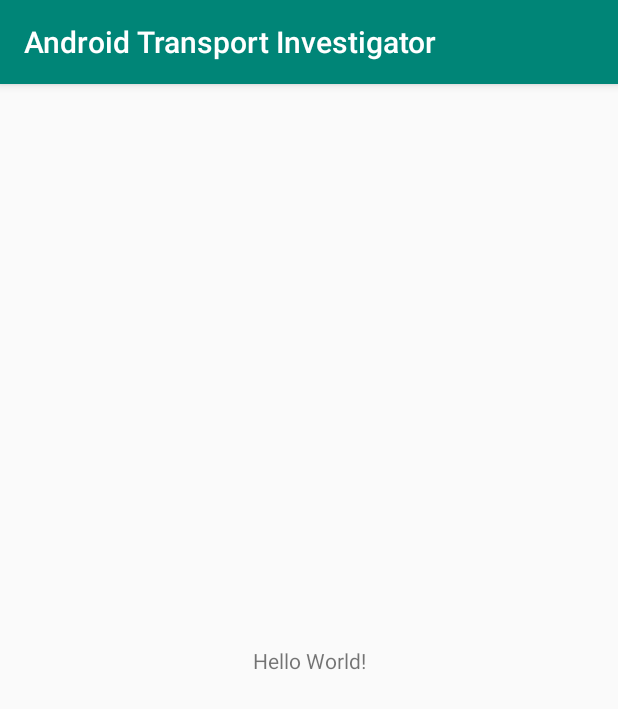
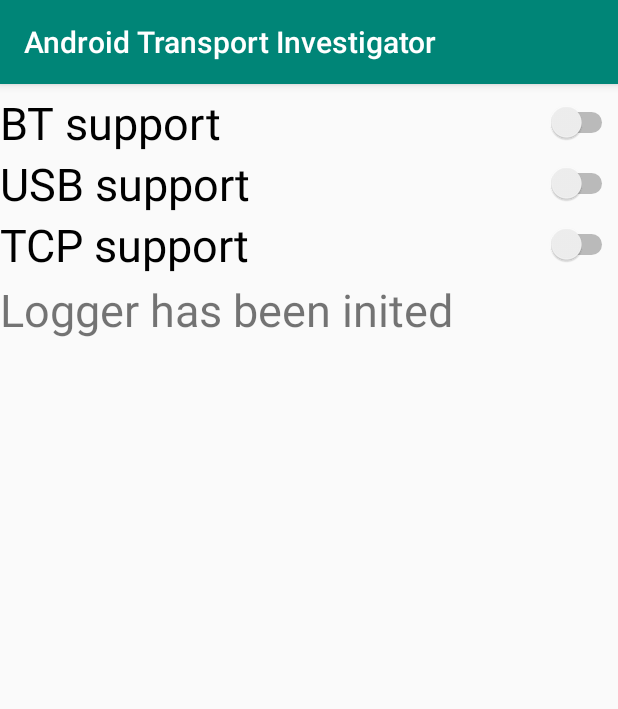
Before and after one commit to KVGrygoriev/AndroidTransportInvestigator, an Android app: the screen it shows after launch (MainActivity), on a phone screen of 412 x 824 dp. Shown: the top 709 px of the screen. Run offline under Robolectric (Android 15) with nearby library versions, the phone set to English and light mode, and no system bars.

Commit message:
Made draft debug screen

```diff
--- a/app/src/main/res/layout/activity_main.xml
+++ b/app/src/main/res/layout/activity_main.xml
@@ -6,13 +6,60 @@
     android:layout_height="match_parent"
     tools:context=".MainActivity">
 
-    <TextView
-        android:layout_width="wrap_content"
-        android:layout_height="wrap_content"
-        android:text="Hello World!"
-        app:layout_constraintBottom_toBottomOf="parent"
-        app:layout_constraintLeft_toLeftOf="parent"
-        app:layout_constraintRight_toRightOf="parent"
-        app:layout_constraintTop_toTopOf="parent" />
+    <FrameLayout
+        android:id="@+id/displayRoot"
+        android:layout_width="match_parent"
+        android:layout_height="wrap_content">
+
+        <GridLayout xmlns:android="http://schemas.android.com/apk/res/android"
+            xmlns:tools="http://schemas.android.com/tools"
+
+            android:id="@+id/swtchGridLayout"
+            android:layout_width="match_parent"
+            android:layout_height="wrap_content"
+            android:columnCount="1"
+            android:rowCount="4"
+            android:layout_marginTop="5dp">
+
+            <Switch
+                android:id="@+id/swtchBtSupport"
+                android:layout_width="match_parent"
+                android:layout_height="wrap_content"
+                android:text="@string/swtchBtSupport"
+                android:textSize="30sp"/>
+
+            <Switch
+                android:id="@+id/swtchUsbSupport"
+                android:layout_width="match_parent"
+                android:layout_height="wrap_content"
+                android:text="@string/swtchUsbSupport"
+                android:textSize="30sp"/>
+
+            <Switch
+                android:id="@+id/swtchTcpSupport"
+                android:layout_width="match_parent"
+                android:layout_height="wrap_content"
+                android:text="@string/swtchTcpSupport"
+                android:textSize="30sp"/>
+
+        </GridLayout>
+
+    </FrameLayout>
+
+
+    <LinearLayout
+        android:layout_width="match_parent"
+        android:layout_height="wrap_content">
+
+        <TextView
+            android:layout_width="match_parent"
+            android:layout_height="wrap_content"
+            android:textSize="30sp"
+            android:layout_marginTop="130dp"
+            android:text="@string/loggerInit"/>
+
+    </LinearLayout>
+
+
 
 </android.support.constraint.ConstraintLayout>
--- a/app/src/main/res/values/strings.xml
+++ b/app/src/main/res/values/strings.xml
@@ -1,3 +1,10 @@
 <resources>
     <string name="app_name">Android Transport Investigator</string>
+
+    <string name="swtchUsbSupport">USB support</string>
+    <string name="swtchBtSupport">BT support</string>
+    <string name="swtchTcpSupport">TCP support</string>
+
+    <string name="loggerInit">Logger has been inited</string>
+
 </resources>
```
